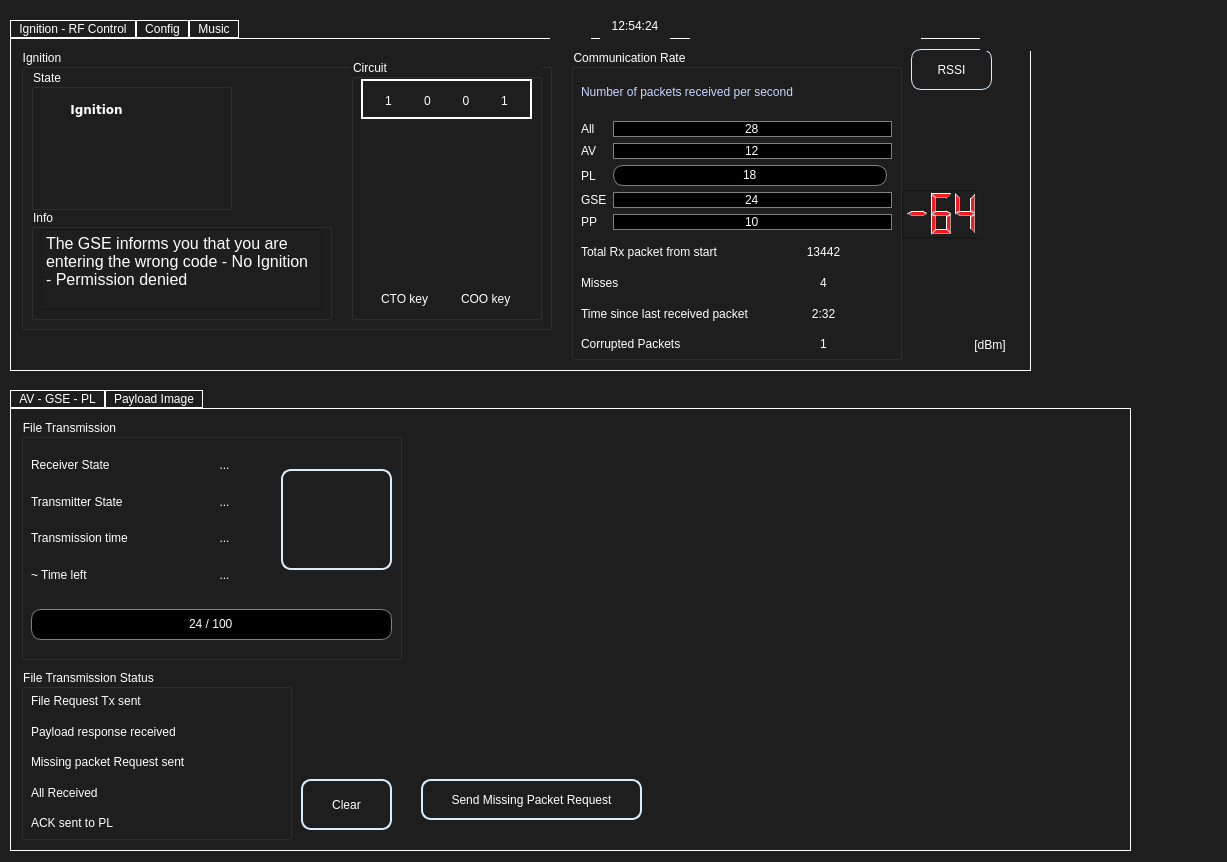
This is UI/ui_file/LioTest.ui in MorgesHAB/ERT2020GS as Qt 5 draws it before an edit. The edited form follows.
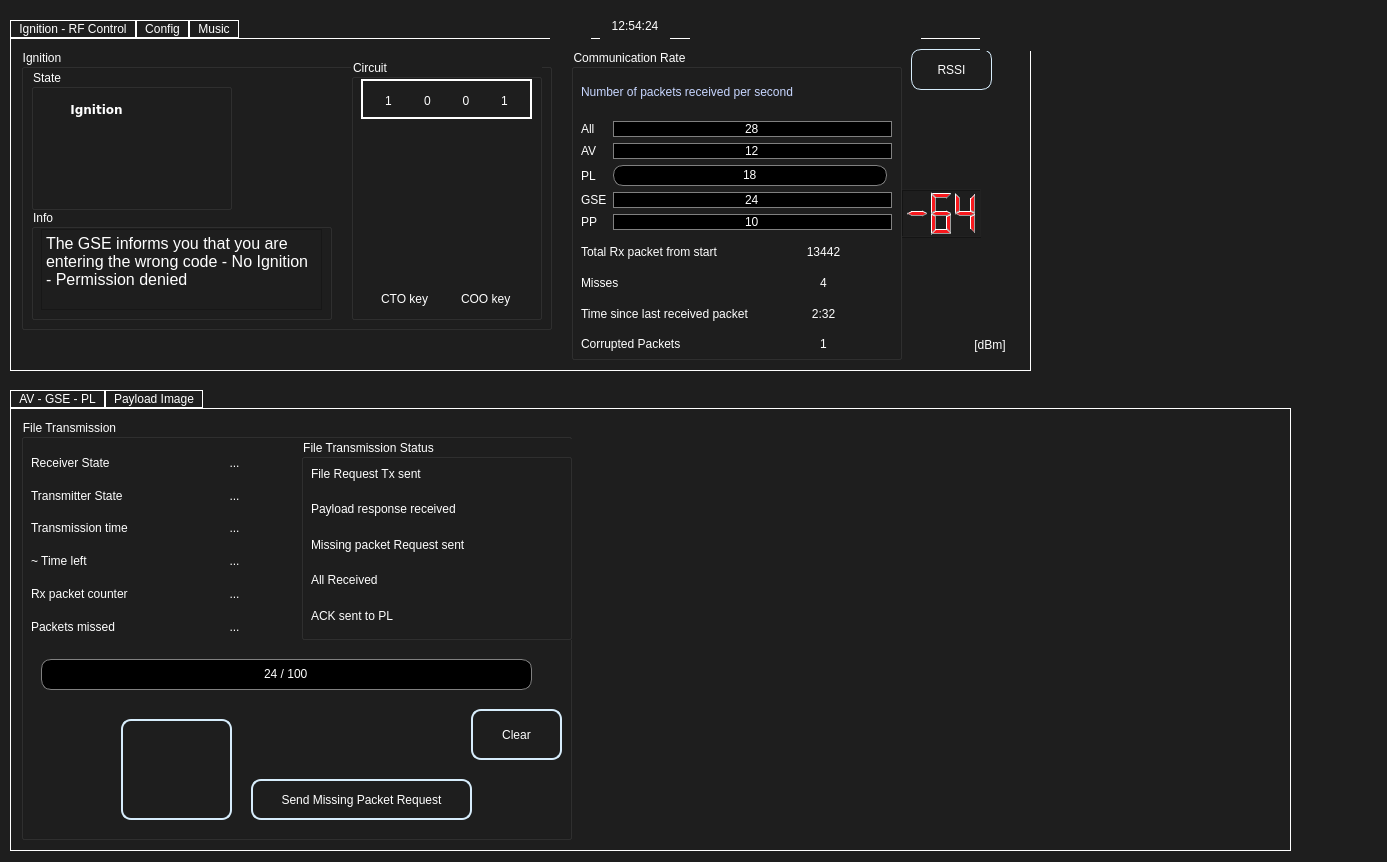
This is the edited form. Icons and pictures are not drawn.

Commit message: add Rx packet ctr & missed packet

Patch:
```diff
--- a/UI/ui_file/LioTest.ui
+++ b/UI/ui_file/LioTest.ui
@@ -6,7 +6,7 @@
    <rect>
     <x>0</x>
     <y>0</y>
-    <width>1227</width>
+    <width>1387</width>
     <height>862</height>
    </rect>
   </property>
@@ -1220,7 +1220,7 @@
     <rect>
      <x>10</x>
      <y>390</y>
-     <width>1121</width>
+     <width>1281</width>
      <height>461</height>
     </rect>
    </property>
@@ -2413,8 +2413,8 @@
     <widget class="QLabel" name="PL_image_display">
      <property name="geometry">
       <rect>
-       <x>400</x>
-       <y>20</y>
+       <x>570</x>
+       <y>10</y>
        <width>701</width>
        <height>411</height>
       </rect>
@@ -2434,8 +2434,8 @@
       <rect>
        <x>10</x>
        <y>10</y>
-       <width>381</width>
-       <height>241</height>
+       <width>551</width>
+       <height>421</height>
       </rect>
      </property>
      <property name="title">
@@ -2446,13 +2446,20 @@
        <rect>
         <x>10</x>
         <y>30</y>
-        <width>241</width>
-        <height>141</height>
+        <width>261</width>
+        <height>191</height>
        </rect>
       </property>
       <layout class="QGridLayout" name="gridLayout_4">
-       <item row="1" column="1">
-        <widget class="QLabel" name="transmitter_state_panel">
+       <item row="4" column="0">
+        <widget class="QLabel" name="label_5">
+         <property name="text">
+          <string>Rx packet counter</string>
+         </property>
+        </widget>
+       </item>
+       <item row="4" column="1">
+        <widget class="QLabel" name="ftx_packet_ctr">
          <property name="text">
           <string>...</string>
          </property>
@@ -2480,6 +2487,16 @@
          </property>
         </widget>
        </item>
+       <item row="1" column="1">
+        <widget class="QLabel" name="transmitter_state_panel">
+         <property name="text">
+          <string>...</string>
+         </property>
+         <property name="alignment">
+          <set>Qt::AlignCenter</set>
+         </property>
+        </widget>
+       </item>
        <item row="0" column="0">
         <widget class="QLabel" name="receiver_state_label">
          <property name="minimumSize">
@@ -2499,16 +2516,6 @@
          </property>
         </widget>
        </item>
-       <item row="0" column="1">
-        <widget class="QLabel" name="receiver_state_panel">
-         <property name="text">
-          <string>...</string>
-         </property>
-         <property name="alignment">
-          <set>Qt::AlignCenter</set>
-         </property>
-        </widget>
-       </item>
        <item row="2" column="1">
         <widget class="QLabel" name="ftx_beginning_time">
          <property name="text">
@@ -2526,6 +2533,16 @@
          </property>
         </widget>
        </item>
+       <item row="0" column="1">
+        <widget class="QLabel" name="receiver_state_panel">
+         <property name="text">
+          <string>...</string>
+         </property>
+         <property name="alignment">
+          <set>Qt::AlignCenter</set>
+         </property>
+        </widget>
+       </item>
        <item row="3" column="0">
         <widget class="QLabel" name="label_4">
          <property name="text">
@@ -2543,14 +2560,31 @@
          </property>
         </widget>
        </item>
+       <item row="5" column="0">
+        <widget class="QLabel" name="label_8">
+         <property name="text">
+          <string>Packets missed</string>
+         </property>
+        </widget>
+       </item>
+       <item row="5" column="1">
+        <widget class="QLabel" name="ftx_missed_packets">
+         <property name="text">
+          <string>...</string>
+         </property>
+         <property name="alignment">
+          <set>Qt::AlignCenter</set>
+         </property>
+        </widget>
+       </item>
       </layout>
      </widget>
      <widget class="QProgressBar" name="file_transmission_progress_bar">
       <property name="geometry">
        <rect>
-        <x>10</x>
-        <y>190</y>
-        <width>361</width>
+        <x>20</x>
+        <y>240</y>
+        <width>491</width>
         <height>31</height>
        </rect>
       </property>
@@ -2579,107 +2613,13 @@
        <string>%v / %m</string>
       </property>
      </widget>
-     <widget class="QPushButton" name="file_transmission_button">
-      <property name="geometry">
-       <rect>
-        <x>260</x>
-        <y>50</y>
-        <width>111</width>
-        <height>101</height>
-       </rect>
-      </property>
-      <property name="styleSheet">
-       <string notr="true">QPushButton{
-qproperty-icon: url(:/assets/PLimg.png);
-qproperty-iconSize: 100px;
-font: 18pt &quot;MS Shell Dlg 2&quot;;
-border: 2px solid;
-border-color: rgb(215, 237, 252);
-border-radius: 10px;
-}
-QPushButton:hover {
-background-color: black; 
-border: 3px solid;
-border-color: rgb(215, 237, 252);
-}
-QPushButton:pressed {
-border: 4px solid;
-border-color: rgb(92, 242, 135);
-}
-</string>
-      </property>
-      <property name="text">
-       <string/>
-      </property>
-     </widget>
-    </widget>
-    <widget class="QPushButton" name="clear_image">
-     <property name="geometry">
-      <rect>
-       <x>290</x>
-       <y>370</y>
-       <width>91</width>
-       <height>51</height>
-      </rect>
-     </property>
-     <property name="styleSheet">
-      <string notr="true">QPushButton{
-qproperty-icon: url(:/assets/clear.png);
-qproperty-iconSize: 30px;
-font: 12pt &quot;MS Shell Dlg 2&quot;;
-border: 2px solid;
-border-color: rgb(215, 237, 252);
-border-radius: 10px;
-}
-QPushButton:hover {
-background-color: black; 
-border: 3px solid;
-border-color: rgb(215, 237, 252);
-}
-QPushButton:pressed {
-border: 4px solid;
-border-color: rgb(92, 242, 135);
-}
-</string>
-     </property>
-     <property name="text">
-      <string>Clear</string>
-     </property>
-    </widget>
-    <widget class="QPushButton" name="PL_image_abort">
-     <property name="geometry">
-      <rect>
-       <x>310</x>
-       <y>260</y>
-       <width>61</width>
-       <height>61</height>
-      </rect>
-     </property>
-     <property name="styleSheet">
-      <string notr="true">QPushButton {
-image: url(:/assets/emergency.png);
-width: 60px;
-border-radius: 30px;
-}
-QPushButton:hover {
-background-color: rgb(250, 191, 1); 
-}
-QPushButton:pressed {
-background-color: rgb(0, 255, 127);
-}
-</string>
-     </property>
-     <property name="text">
-      <string/>
-     </property>
-    </widget>
     <widget class="QGroupBox" name="groupBox_12">
      <property name="geometry">
       <rect>
-       <x>10</x>
-       <y>260</y>
+        <x>280</x>
+        <y>20</y>
        <width>271</width>
-       <height>171</height>
+        <height>201</height>
       </rect>
      </property>
      <property name="title">
@@ -2691,7 +2631,7 @@
         <x>10</x>
         <y>20</y>
         <width>251</width>
-        <height>146</height>
+         <height>171</height>
        </rect>
       </property>
       <layout class="QGridLayout" name="gridLayout_18">
@@ -2789,11 +2729,71 @@
       </layout>
      </widget>
     </widget>
+     <widget class="QPushButton" name="file_transmission_button">
+      <property name="geometry">
+       <rect>
+        <x>100</x>
+        <y>300</y>
+        <width>111</width>
+        <height>101</height>
+       </rect>
+      </property>
+      <property name="styleSheet">
+       <string notr="true">QPushButton{
+qproperty-icon: url(:/assets/PLimg.png);
+qproperty-iconSize: 100px;
+font: 18pt &quot;MS Shell Dlg 2&quot;;
+border: 2px solid;
+border-color: rgb(215, 237, 252);
+border-radius: 10px;
+}
+QPushButton:hover {
+background-color: black; 
+border: 3px solid;
+border-color: rgb(215, 237, 252);
+}
+QPushButton:pressed {
+border: 4px solid;
+border-color: rgb(92, 242, 135);
+}
+</string>
+      </property>
+      <property name="text">
+       <string/>
+      </property>
+     </widget>
+     <widget class="QPushButton" name="PL_image_abort">
+      <property name="geometry">
+       <rect>
+        <x>20</x>
+        <y>320</y>
+        <width>61</width>
+        <height>61</height>
+       </rect>
+      </property>
+      <property name="styleSheet">
+       <string notr="true">QPushButton {
+image: url(:/assets/emergency.png);
+width: 60px;
+border-radius: 30px;
+}
+QPushButton:hover {
+background-color: rgb(250, 191, 1); 
+}
+QPushButton:pressed {
+background-color: rgb(0, 255, 127);
+}
+</string>
+      </property>
+      <property name="text">
+       <string/>
+      </property>
+     </widget>
     <widget class="QPushButton" name="ftx_missing_request">
      <property name="geometry">
       <rect>
-       <x>410</x>
-       <y>370</y>
+        <x>230</x>
+        <y>360</y>
        <width>221</width>
        <height>41</height>
       </rect>
@@ -2819,6 +2819,40 @@
       <string>Send Missing Packet Request</string>
      </property>
     </widget>
+     <widget class="QPushButton" name="clear_image">
+      <property name="geometry">
+       <rect>
+        <x>450</x>
+        <y>290</y>
+        <width>91</width>
+        <height>51</height>
+       </rect>
+      </property>
+      <property name="styleSheet">
+       <string notr="true">QPushButton{
+qproperty-icon: url(:/assets/clear.png);
+qproperty-iconSize: 30px;
+font: 12pt &quot;MS Shell Dlg 2&quot;;
+border: 2px solid;
+border-color: rgb(215, 237, 252);
+border-radius: 10px;
+}
+QPushButton:hover {
+background-color: black; 
+border: 3px solid;
+border-color: rgb(215, 237, 252);
+}
+QPushButton:pressed {
+border: 4px solid;
+border-color: rgb(92, 242, 135);
+}
+</string>
+      </property>
+      <property name="text">
+       <string>Clear</string>
+      </property>
+     </widget>
+    </widget>
    </widget>
   </widget>
   <widget class="QLabel" name="label_29">
@@ -2840,8 +2874,8 @@
   <widget class="QLabel" name="logo_2">
    <property name="geometry">
     <rect>
-     <x>1050</x>
-     <y>140</y>
+     <x>1230</x>
+     <y>220</y>
      <width>91</width>
      <height>81</height>
     </rect>
@@ -2859,8 +2893,8 @@
   <widget class="QLabel" name="logo_3">
    <property name="geometry">
     <rect>
-     <x>1150</x>
-     <y>140</y>
+     <x>1240</x>
+     <y>320</y>
      <width>71</width>
      <height>81</height>
     </rect>
@@ -2878,7 +2912,7 @@
   <widget class="QLabel" name="label_62">
    <property name="geometry">
     <rect>
-     <x>1130</x>
+     <x>1290</x>
      <y>420</y>
      <width>91</width>
      <height>431</height>
```
Lines whose indentation alone changed are shown as unchanged. The commit also changes 6 other files.
